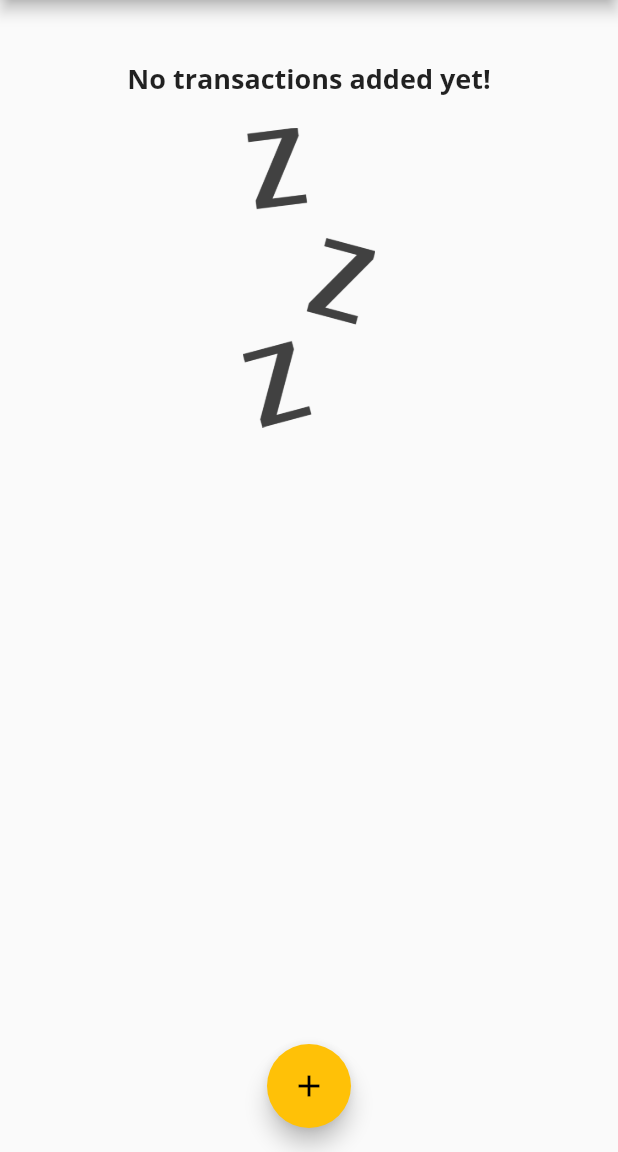
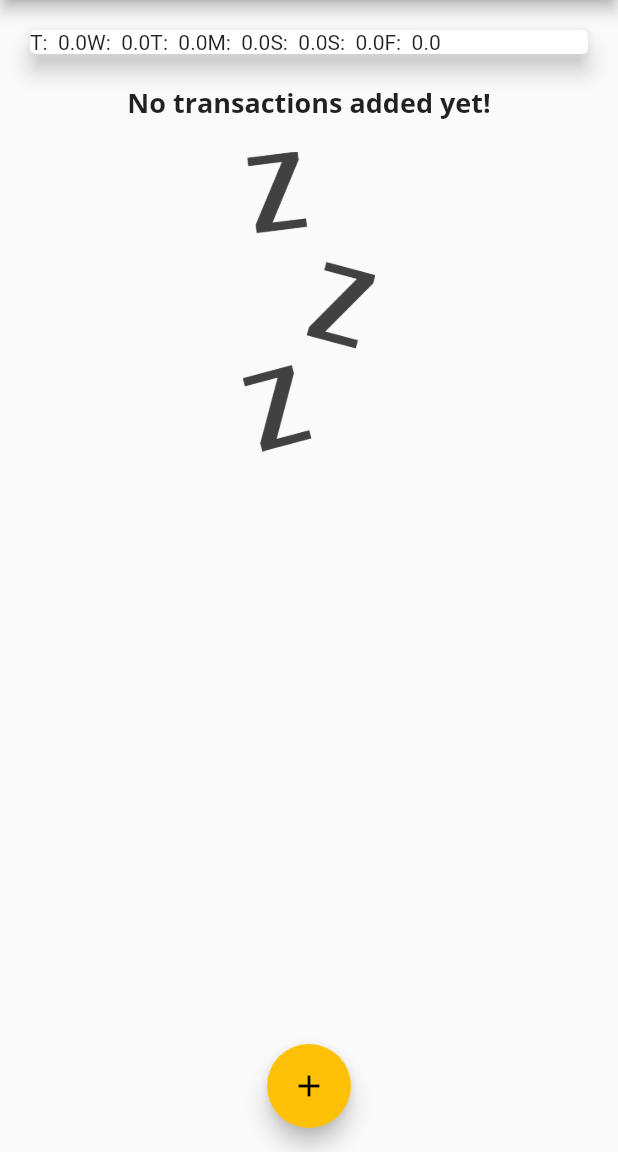
Before and after one commit to Harrytimbog/flutter_expense_tracker, a Flutter app: the screen it shows after launch, on a phone screen of 412 x 824 dp, the part 84-1236 px from its top. Run offline on Flutter 3.47's test engine with Material 2 defaults, Android fonts, the phone set to English and light mode, and no system bars.

Commit message:
Creating Bars for our Chart

```diff
--- a/lib/widgets/chart.dart
+++ b/lib/widgets/chart.dart
@@ -27,7 +27,10 @@ class Chart extends StatelessWidget {
       print(DateFormat.E().format(weekDay));
       print(totalSum);
 
-      return {'day': DateFormat.E().format(weekDay), 'amount': totalSum};
+      return {
+        'day': DateFormat.E().format(weekDay).substring(0, 1),
+        'amount': totalSum
+      };
     });
   }
 
@@ -38,7 +41,9 @@ class Chart extends StatelessWidget {
       elevation: 6,
       margin: EdgeInsets.all(20),
       child: Row(
-        children: [],
+        children: groupedTransactionValues.map((data) {
+          return Text('${data['day']}:  ${data['amount']}');
+        }).toList(),
       ),
     );
   }
```
Also changed, not shown: lib/widgets/chart_bar.dart (added, +51 -0 lines).
